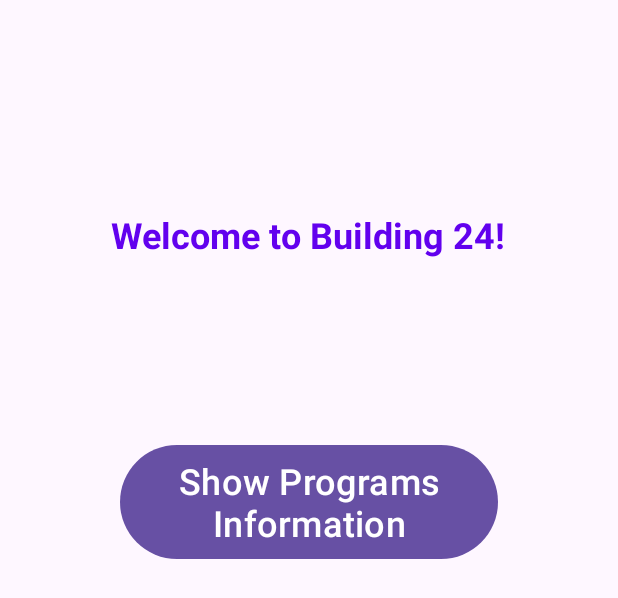
After one commit to marysaray/Bldg24MobileApp, an Android app: the layout fragment_welcome.xml on its own in the app's theme, with its tools: preview values and no code run, on a phone screen of 412 x 824 dp. The commit adds this screen. Shown: the top 598 px of the screen. Run offline under Robolectric (Android 15) with nearby library versions, the phone set to English and light mode, and no system bars.

Commit message:
Created fragment for the welcome page.

```diff
--- /dev/null
+++ b/app/src/main/res/layout/fragment_welcome.xml
@@ -0,0 +1,40 @@
+<?xml version="1.0" encoding="utf-8"?>
+<androidx.constraintlayout.widget.ConstraintLayout xmlns:android="http://schemas.android.com/apk/res/android"
+    xmlns:app="http://schemas.android.com/apk/res-auto"
+    xmlns:tools="http://schemas.android.com/tools"
+    android:id="@+id/main"
+    android:layout_width="match_parent"
+    android:layout_height="match_parent"
+    tools:context=".MainActivity">
+    <TextView
+        android:id="@+id/welcome_pageId"
+        android:layout_width="wrap_content"
+        android:layout_height="wrap_content"
+        android:text="@string/welcome_page"
+        android:textColor="@color/design_default_color_primary"
+        android:textSize="24sp"
+        android:textStyle="bold"
+        app:layout_constraintBottom_toBottomOf="parent"
+        app:layout_constraintEnd_toEndOf="parent"
+        app:layout_constraintHorizontal_bias="0.496"
+        app:layout_constraintStart_toStartOf="parent"
+        app:layout_constraintTop_toTopOf="parent"
+        app:layout_constraintVertical_bias="0.177" />
+    <androidx.constraintlayout.widget.Guideline
+        android:id="@+id/guideline"
+        android:layout_width="wrap_content"
+        android:layout_height="wrap_content"
+        android:orientation="vertical"
+        app:layout_constraintGuide_percent="0.5" />
+    <Button
+        android:id="@+id/buttonShowProgramId"
+        android:layout_width="252dp"
+        android:layout_height="84dp"
+        android:text="@string/show_programs_button"
+        android:textSize="24sp"
+        app:layout_constraintBottom_toBottomOf="parent"
+        app:layout_constraintEnd_toEndOf="parent"
+        app:layout_constraintStart_toStartOf="parent"
+        app:layout_constraintTop_toBottomOf="@+id/welcome_pageId"
+        app:layout_constraintVertical_bias="0.212" />
+</androidx.constraintlayout.widget.ConstraintLayout>
--- a/app/src/main/res/values/strings.xml
+++ b/app/src/main/res/values/strings.xml
@@ -2,4 +2,5 @@
     <string name="app_name">Bldg24MobileApp</string>
     <string name="welcome_page">Welcome to Building 24!</string>
     <string name="show_programs_button">Show Programs Information</string>
+    <string name="hello_blank_fragment">Hello blank fragment</string>
 </resources>
```
Also changed, not shown: app/src/main/java/com/example/bldg24mobileapp/WelcomeFragment.kt (added, +17 -0 lines), app/src/main/res/layout/activity_main.xml (+5 -38 lines).
